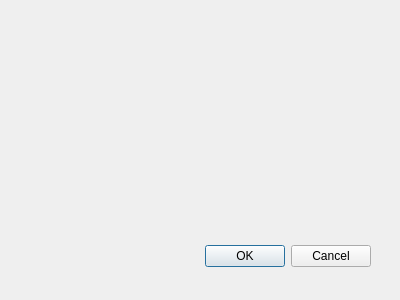
This is settingsdlg.ui in xandroalmeida/CamViewer as Qt 5 draws it before an edit. The edited form follows.
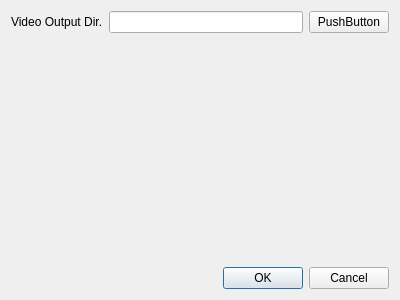
This is the edited form.

What changed in the file:
```diff
--- a/settingsdlg.ui
+++ b/settingsdlg.ui
@@ -15,15 +15,34 @@
   <property name="windowTitle">
    <string>Dialog</string>
   </property>
+  <layout class="QVBoxLayout" name="verticalLayout">
+   <item>
+    <layout class="QFormLayout" name="formLayout">
+     <item row="0" column="0">
+      <widget class="QLabel" name="label">
+       <property name="text">
+        <string>Video Output Dir.</string>
+       </property>
+      </widget>
+     </item>
+     <item row="0" column="1">
+      <layout class="QHBoxLayout" name="horizontalLayout">
+       <item>
+        <widget class="QLineEdit" name="edtOutputDir"/>
+       </item>
+       <item>
+        <widget class="QPushButton" name="btnSelOutputDir">
+         <property name="text">
+          <string>PushButton</string>
+         </property>
+        </widget>
+       </item>
+      </layout>
+     </item>
+    </layout>
+   </item>
+   <item>
   <widget class="QDialogButtonBox" name="buttonBox">
-   <property name="geometry">
-    <rect>
-     <x>30</x>
-     <y>240</y>
-     <width>341</width>
-     <height>32</height>
-    </rect>
-   </property>
    <property name="orientation">
     <enum>Qt::Horizontal</enum>
    </property>
@@ -31,6 +50,8 @@
     <set>QDialogButtonBox::Cancel|QDialogButtonBox::Ok</set>
    </property>
   </widget>
+   </item>
+  </layout>
  </widget>
  <pixmapfunction/>
  <resources/>
```
Left out of the diff: 8 changed lines with no effect on the pictures. Lines whose indentation alone changed are shown as unchanged.
